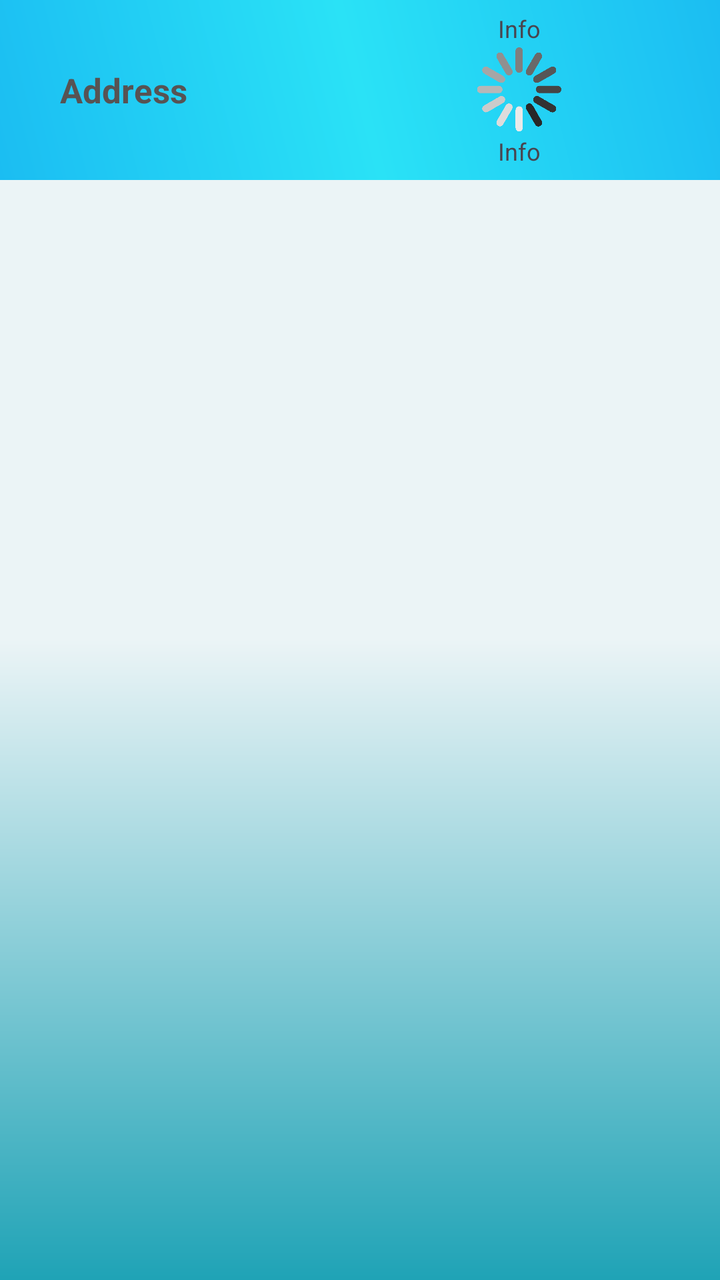
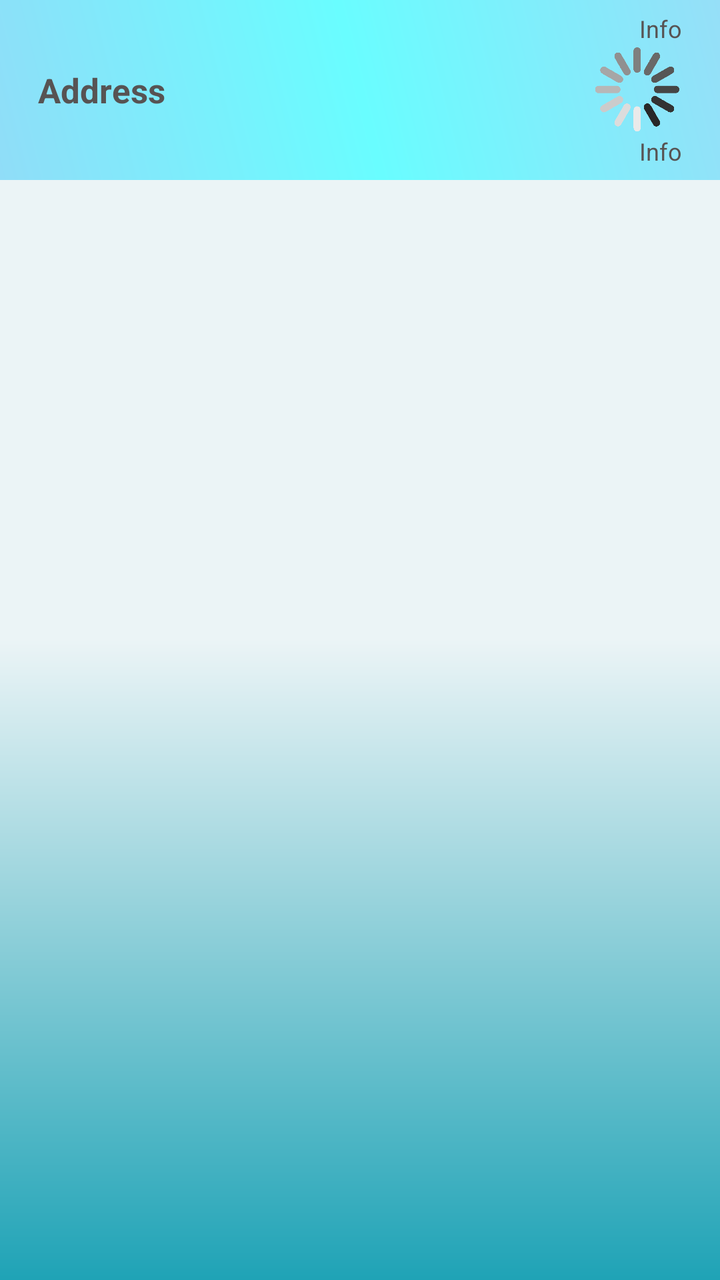

Compare the two renders of this Android layout. The source of the first and the diff that turns it into the second are given below.
<!-- AndroidManifest.xml: application theme Theme.FlashTracker -->
<!-- res/layout/activity_ligthnings_rv.xml -->
<?xml version="1.0" encoding="utf-8"?>
<LinearLayout xmlns:android="http://schemas.android.com/apk/res/android"
    xmlns:app="http://schemas.android.com/apk/res-auto"
    xmlns:tools="http://schemas.android.com/tools"
    android:id="@+id/main"
    android:layout_width="match_parent"
    android:layout_height="match_parent"
    android:orientation="vertical"
    tools:context=".LightningsRV"
    android:background="@drawable/background">
    <LinearLayout
        android:layout_width="match_parent"
        android:layout_height="90dp"

        android:background="@drawable/events_header"
        android:gravity="center"
        android:paddingHorizontal="30dp"
        >
        <TextView
            android:textColor="#575353"
            android:id="@+id/headerAddress"
            android:layout_width="wrap_content"
            android:layout_height="wrap_content"
            android:text="Address"
            android:layout_weight="1"
            android:textStyle="bold"
            android:textSize="17sp"/>

        <LinearLayout
            android:layout_width="wrap_content"
            android:layout_height="wrap_content"
            android:layout_weight="1"
            android:gravity="center"
            android:orientation="vertical"
            >
            <TextView
                android:layout_width="wrap_content"
                android:layout_height="wrap_content"
                android:id="@+id/headerDegree"
                android:textSize="12sp"
                android:text="Info"/>
            <ImageView
                android:id="@+id/headerWeatherIc"
                android:layout_width="45dp"
                android:layout_height="45dp"
                android:src="@drawable/loading"
                />
            <TextView
                android:layout_width="wrap_content"
                android:layout_height="wrap_content"
                android:id="@+id/headerWeatherInfo"
                android:textSize="12sp"
                android:text="Info"/>
        </LinearLayout>


    </LinearLayout>

    <androidx.recyclerview.widget.RecyclerView
        android:id="@+id/recyclerview"
        android:layout_width="match_parent"
        android:layout_height="0dp"
        android:layout_weight="1"
        android:layout_marginHorizontal="20dp"
        android:clipToPadding="false"
        android:paddingTop="0dp"/>

    <TextView
        android:id="@+id/latitude"
        android:layout_width="match_parent"
        android:layout_height="wrap_content"
        android:textColor="@color/black"/>

    <TextView
        android:id="@+id/longitude"
        android:layout_width="match_parent"
        android:layout_height="wrap_content"
        android:textColor="@color/black"/>

</LinearLayout>
<!-- resources referenced by this layout -->
<resources>
  <color name="black">#FF000000</color>
  <!-- drawable background (drawable) -->
  <?xml version="1.0" encoding="utf-8"?>
  <shape xmlns:android="http://schemas.android.com/apk/res/android">
      <gradient
          android:startColor="@color/blue_green"
          android:centerColor="@color/freeze_white"
          android:endColor="@color/freeze_white"
          android:angle="90"
          android:type="linear" />
  </shape>
  <!-- drawable events_header (drawable) -->
  <?xml version="1.0" encoding="utf-8"?>
  <shape xmlns:android="http://schemas.android.com/apk/res/android">
      <gradient
          android:startColor="#1BBDF2"
          android:centerColor="#2AE2F6"
          android:endColor="#1BBDF2"
          android:angle="45"
          android:type="linear" />
  </shape>
  <!-- drawable loading: gif bitmap (drawable, 55535 bytes) -->
  <style name="Theme.FlashTracker" parent="Base.Theme.FlashTracker" />
  <color name="blue_green">#1FA3B6</color>
  <color name="freeze_white">#EBF4F6</color>
  <style name="Base.Theme.FlashTracker" parent="Theme.Material3.DayNight.NoActionBar">
          
          
      </style>
</resources>

<!-- the commit's change to res/layout/activity_ligthnings_rv.xml (unified diff, before → after) -->
@@ -14,7 +14,7 @@
 
         android:background="@drawable/events_header"
         android:gravity="center"
-        android:paddingHorizontal="30dp"
+        android:paddingHorizontal="19dp"
         >
         <TextView
             android:textColor="#575353"
@@ -30,7 +30,7 @@
             android:layout_width="wrap_content"
             android:layout_height="wrap_content"
             android:layout_weight="1"
-            android:gravity="center"
+            android:gravity="right"
             android:orientation="vertical"
             >
             <TextView
@@ -38,6 +38,8 @@
                 android:layout_height="wrap_content"
                 android:id="@+id/headerDegree"
                 android:textSize="12sp"
+                android:textColor="#575353"
+
                 android:text="Info"/>
             <ImageView
                 android:id="@+id/headerWeatherIc"
@@ -49,6 +51,8 @@
                 android:layout_width="wrap_content"
                 android:layout_height="wrap_content"
                 android:id="@+id/headerWeatherInfo"
+                android:textColor="#575353"
+
                 android:textSize="12sp"
                 android:text="Info"/>
         </LinearLayout>
<!-- resource entries referenced after the edit -->
@@ -15,9 +15,9 @@
   <?xml version="1.0" encoding="utf-8"?>
   <shape xmlns:android="http://schemas.android.com/apk/res/android">
       <gradient
-          android:startColor="#1BBDF2"
-          android:centerColor="#2AE2F6"
-          android:endColor="#1BBDF2"
+          android:startColor="#90DDF8"
+          android:centerColor="#69FDFF"
+          android:endColor="#96DFF8"
           android:angle="45"
           android:type="linear" />
   </shape>
